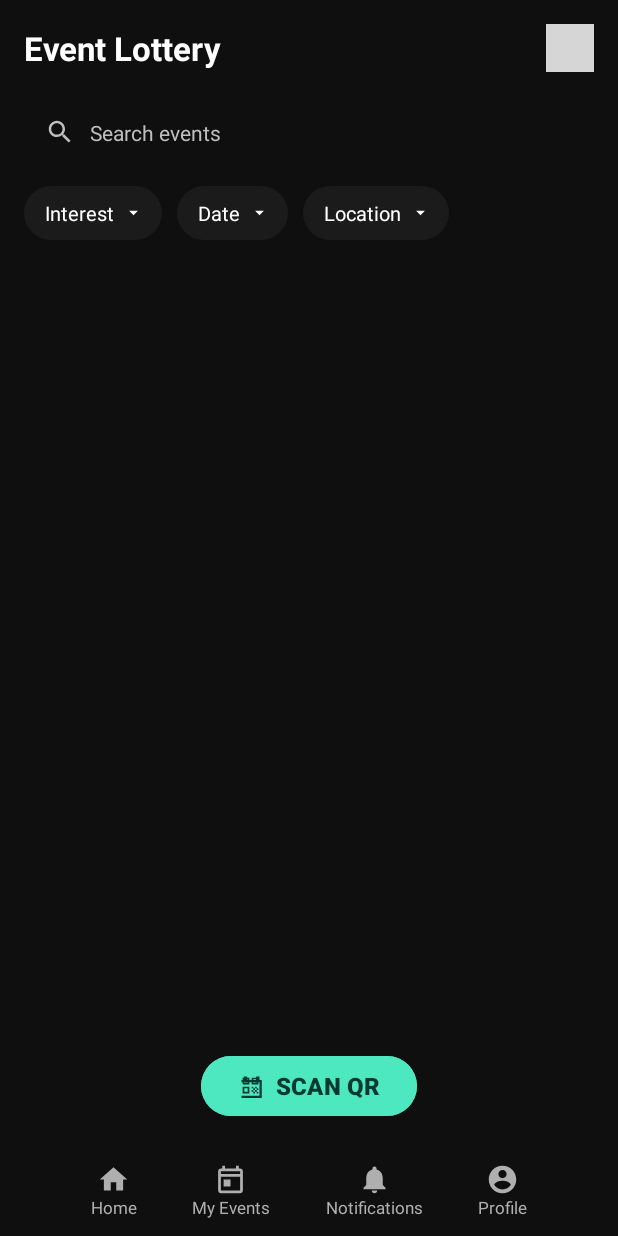
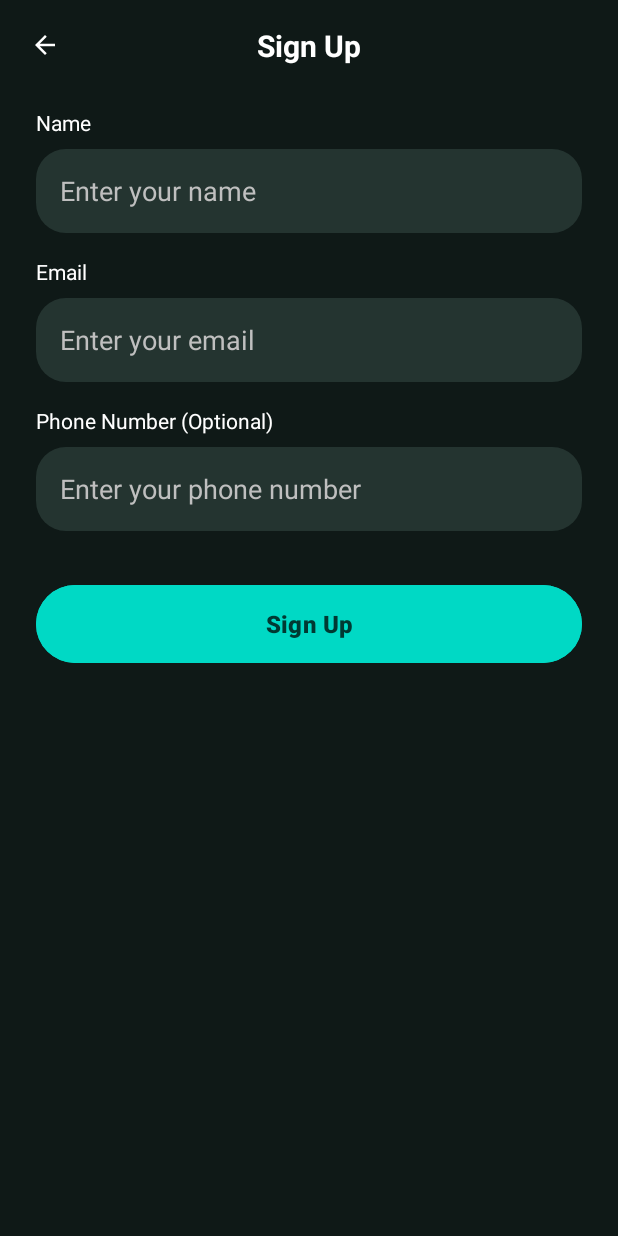
Before and after one commit to CMPUT301F25origin/origin-kickoff, an Android app: the screen it shows after launch (MainActivity before the commit, SignUpActivity after it), on a phone screen of 412 x 824 dp. Run offline under Robolectric (Android 15) with nearby library versions, the phone set to English and light mode, and no system bars; our stand-ins replace Firebase (no records; nobody signed in at launch, a user with empty details on screens opened directly); grey boxes are pictures that could not be loaded.

Commit message:
signup & bugfixes

```diff
--- a/app/src/main/AndroidManifest.xml
+++ b/app/src/main/AndroidManifest.xml
@@ -37,6 +37,7 @@
         <activity android:name=".MainActivity" android:exported="false" android:launchMode="singleTop" />
         <activity android:name=".ui.home.HomeActivity" android:exported="false" />
         <activity android:name=".ui.setup.SetupActivity" android:exported="false" />
+        <activity android:name=".SignUpActivity" android:exported="false" />
 
         <activity android:name=".CreateEventActivity" android:exported="false" />
         <activity android:name=".EditEventActivity" android:exported="false" />
--- /dev/null
+++ b/app/src/main/java/ca/team/originkickoff/SignUpActivity.java
@@ -0,0 +1,98 @@
+package ca.team.originkickoff;
+
+import android.content.Intent;
+import android.os.Bundle;
+import android.provider.Settings;
+import android.text.TextUtils;
+import android.util.Log;
+import android.widget.Button;
+import android.widget.EditText;
+import android.widget.Toast;
+
+import androidx.appcompat.app.AppCompatActivity;
+
+import com.google.firebase.firestore.FieldValue;
+import com.google.firebase.firestore.FirebaseFirestore;
+
+import java.util.HashMap;
+import java.util.Map;
+import java.util.UUID;
+
+public class SignUpActivity extends AppCompatActivity {
+
+    private static final String TAG = "SignUpActivity";
+
+    private EditText etName, etEmail, etPhone;
+    private Button btnSignUp;
+
+    private FirebaseFirestore db;
+
+    @Override
+    protected void onCreate(Bundle savedInstanceState) {
+        super.onCreate(savedInstanceState);
+        setContentView(R.layout.activity_sign_up);
+
+        db = FirebaseFirestore.getInstance();
+
+        etName = findViewById(R.id.etName);
+        etEmail = findViewById(R.id.etEmail);
+        etPhone = findViewById(R.id.etPhone);
+        btnSignUp = findViewById(R.id.btnSignUp);
+
+        btnSignUp.setOnClickListener(v -> signUp());
+
+        findViewById(R.id.btnBack).setOnClickListener(v -> finish());
+    }
+
+    private void signUp() {
+        String name = etName.getText().toString().trim();
+        String email = etEmail.getText().toString().trim();
+        String phone = etPhone.getText().toString().trim();
+
+        if (name.isEmpty() || email.isEmpty()) {
+            Toast.makeText(this, "Please fill in all required fields", Toast.LENGTH_SHORT).show();
+            return;
+        }
+
+        String deviceId = Settings.Secure.getString(getContentResolver(), Settings.Secure.ANDROID_ID);
+
+        createNewUser(name, email, phone, deviceId);
+    }
+
+    private void createNewUser(String name, String email, String phone, String deviceId) {
+        String userId = UUID.randomUUID().toString();
+
+        Map<String, Object> user = new HashMap<>();
+        user.put("id", userId);
+        user.put("device_id", deviceId);
+        user.put("display_name", name);
+        user.put("email", email);
+        if (!TextUtils.isEmpty(phone)) {
+            user.put("phone", phone);
+        }
+        user.put("created_at", FieldValue.serverTimestamp());
+        user.put("updated_at", FieldValue.serverTimestamp());
+        user.put("is_admin", false);
+        user.put("is_organizer", false);
+        user.put("notif_marketing", false);
+        user.put("notif_service", true);
+        user.put("profile_image_id", null);
+
+        db.collection("users").document(deviceId).set(user)
+                .addOnSuccessListener(aVoid -> {
+                    Toast.makeText(SignUpActivity.this, "Sign up successful!", Toast.LENGTH_SHORT).show();
+                    navigateToMain();
+                })
+                .addOnFailureListener(e -> {
+                    Log.e(TAG, "Error creating user", e);
+                    Toast.makeText(SignUpActivity.this, "Sign up failed: " + e.getMessage(), Toast.LENGTH_SHORT).show();
+                });
+    }
+
+    private void navigateToMain() {
+        Intent intent = new Intent(this, MainActivity.class);
+        intent.addFlags(Intent.FLAG_ACTIVITY_CLEAR_TOP | Intent.FLAG_ACTIVITY_NEW_TASK);
+        startActivity(intent);
+        finish();
+    }
+}
--- a/app/src/main/java/ca/team/originkickoff/ui/splash/SplashActivity.java
+++ b/app/src/main/java/ca/team/originkickoff/ui/splash/SplashActivity.java
@@ -2,36 +2,46 @@ package ca.team.originkickoff.ui.splash;
 
 import android.content.Intent;
 import android.os.Bundle;
+import android.provider.Settings;
 import android.widget.Toast;
 
 import androidx.annotation.Nullable;
 import androidx.appcompat.app.AppCompatActivity;
-import androidx.lifecycle.ViewModelProvider;
+
+import com.google.firebase.firestore.FirebaseFirestore;
+
 import ca.team.originkickoff.MainActivity;
 import ca.team.originkickoff.R;
+import ca.team.originkickoff.SignUpActivity;
 
 public class SplashActivity extends AppCompatActivity {
 
-    private SplashViewModel splashViewModel;
+    private FirebaseFirestore db;
 
     @Override
     protected void onCreate(@Nullable Bundle savedInstanceState) {
         super.onCreate(savedInstanceState);
         setContentView(R.layout.activity_splash);
 
-        splashViewModel = new ViewModelProvider(this).get(SplashViewModel.class);
+        db = FirebaseFirestore.getInstance();
 
-        splashViewModel.processLogin();
+        String deviceId = Settings.Secure.getString(getContentResolver(), Settings.Secure.ANDROID_ID);
 
-        splashViewModel.getUserLiveData().observe(this, user -> {
-            if (user == null) {
-                // Show an error message if user creation fails
-                Toast.makeText(this, "Login failed. Please try again.", Toast.LENGTH_LONG).show();
-            } else {
-                // Always navigate to MainActivity on success
-                startActivity(new Intent(this, MainActivity.class));
-            }
-            finish();
-        });
+        db.collection("users").document(deviceId).get()
+                .addOnSuccessListener(documentSnapshot -> {
+                    if (documentSnapshot.exists()) {
+                        // User exists, navigate to MainActivity
+                        startActivity(new Intent(this, MainActivity.class));
+                    } else {
+                        // No user found, navigate to SignUpActivity
+                        startActivity(new Intent(this, SignUpActivity.class));
+                    }
+                    finish(); // Finish SplashActivity so it's not in the back stack
+                })
+                .addOnFailureListener(e -> {
+                    // In case of error, default to sign-up
+                    startActivity(new Intent(this, SignUpActivity.class));
+                    finish();
+                });
     }
 }
--- /dev/null
+++ b/app/src/main/res/layout/activity_sign_up.xml
@@ -0,0 +1,147 @@
+<?xml version="1.0" encoding="utf-8"?>
+<androidx.constraintlayout.widget.ConstraintLayout
+    xmlns:android="http://schemas.android.com/apk/res/android"
+    xmlns:app="http://schemas.android.com/apk/res-auto"
+    android:id="@+id/signUpRoot"
+    android:layout_width="match_parent"
+    android:layout_height="match_parent"
+    android:background="@color/ko_background">
+
+    <!-- Top Bar -->
+    <androidx.constraintlayout.widget.ConstraintLayout
+        android:id="@+id/topBar"
+        android:layout_width="0dp"
+        android:layout_height="wrap_content"
+        android:paddingStart="16dp"
+        android:paddingEnd="16dp"
+        android:paddingTop="16dp"
+        android:paddingBottom="12dp"
+        app:layout_constraintTop_toTopOf="parent"
+        app:layout_constraintStart_toStartOf="parent"
+        app:layout_constraintEnd_toEndOf="parent">
+
+        <ImageView
+            android:id="@+id/btnBack"
+            android:layout_width="28dp"
+            android:layout_height="28dp"
+            android:padding="4dp"
+            android:src="@drawable/ic_arrow_back"
+            android:contentDescription="@string/back"
+            app:tint="@color/ko_text_primary"
+            app:layout_constraintStart_toStartOf="parent"
+            app:layout_constraintTop_toTopOf="parent"
+            app:layout_constraintBottom_toBottomOf="parent"/>
+
+        <TextView
+            android:id="@+id/tvTitle"
+            android:layout_width="wrap_content"
+            android:layout_height="wrap_content"
+            android:text="Sign Up"
+            android:textColor="@color/ko_text_primary"
+            android:textStyle="bold"
+            android:textSize="20sp"
+            app:layout_constraintStart_toStartOf="parent"
+            app:layout_constraintEnd_toEndOf="parent"
+            app:layout_constraintTop_toTopOf="parent"
+            app:layout_constraintBottom_toBottomOf="parent"/>
+    </androidx.constraintlayout.widget.ConstraintLayout>
+
+    <ScrollView
+        android:layout_width="0dp"
+        android:layout_height="0dp"
+        app:layout_constraintTop_toBottomOf="@id/topBar"
+        app:layout_constraintBottom_toBottomOf="parent"
+        app:layout_constraintStart_toStartOf="parent"
+        app:layout_constraintEnd_toEndOf="parent">
+
+        <LinearLayout
+            android:layout_width="match_parent"
+            android:layout_height="wrap_content"
+            android:orientation="vertical"
+            android:paddingStart="24dp"
+            android:paddingEnd="24dp"
+            android:paddingTop="16dp">
+
+            <!-- Name -->
+            <TextView
+                android:layout_width="wrap_content"
+                android:layout_height="wrap_content"
+                android:text="Name"
+                android:textColor="@color/ko_text_primary"
+                android:textSize="14sp"/>
+
+            <EditText
+                android:id="@+id/etName"
+                android:layout_width="match_parent"
+                android:layout_height="56dp"
+                android:layout_marginTop="8dp"
+                android:background="@drawable/bg_input_field"
+                android:paddingStart="16dp"
+                android:paddingEnd="16dp"
+                android:textColor="@color/ko_text_primary"
+                android:textColorHint="@color/ko_text_muted"
+                android:hint="Enter your name"
+                android:inputType="textPersonName"/>
+
+            <!-- Email -->
+            <TextView
+                android:layout_width="wrap_content"
+                android:layout_height="wrap_content"
+                android:text="Email"
+                android:textColor="@color/ko_text_primary"
+                android:textSize="14sp"
+                android:layout_marginTop="16dp"/>
+
+            <EditText
+                android:id="@+id/etEmail"
+                android:layout_width="match_parent"
+                android:layout_height="56dp"
+                android:layout_marginTop="8dp"
+                android:background="@drawable/bg_input_field"
+                android:inputType="textEmailAddress"
+                android:paddingStart="16dp"
+                android:paddingEnd="16dp"
+                android:textColor="@color/ko_text_primary"
+                android:textColorHint="@color/ko_text_muted"
+                android:hint="Enter your email"/>
+
+            <!-- Phone -->
+            <TextView
+                android:layout_width="wrap_content"
+                android:layout_height="wrap_content"
+                android:text="Phone Number (Optional)"
+                android:textColor="@color/ko_text_primary"
+                android:textSize="14sp"
+                android:layout_marginTop="16dp"/>
+
+            <EditText
+                android:id="@+id/etPhone"
+                android:layout_width="match_parent"
+                android:layout_height="56dp"
+                android:layout_marginTop="8dp"
+                android:background="@drawable/bg_input_field"
+                android:inputType="phone"
+                android:paddingStart="16dp"
+                android:paddingEnd="16dp"
+                android:textColor="@color/ko_text_primary"
+                android:textColorHint="@color/ko_text_muted"
+                android:hint="Enter your phone number"/>
+
+            <!-- Sign Up Button -->
+            <com.google.android.material.button.MaterialButton
+                android:id="@+id/btnSignUp"
+                android:layout_width="match_parent"
+                android:layout_height="60dp"
+                android:layout_marginTop="32dp"
+                android:text="Sign Up"
+                android:textAllCaps="false"
+                android:textStyle="bold"
+                android:textSize="16sp"
+                android:textColor="#003932"
+                android:backgroundTint="@color/ko_teal"
+                app:cornerRadius="28dp"/>
+
+        </LinearLayout>
+    </ScrollView>
+
+</androidx.constraintlayout.widget.ConstraintLayout>
```
Also changed, not shown: app/src/main/java/ca/team/originkickoff/ProfileActivity.java (+45 -22 lines), app/src/main/java/ca/team/originkickoff/ui/setup/SetupActivity.java (+28 -0 lines).
